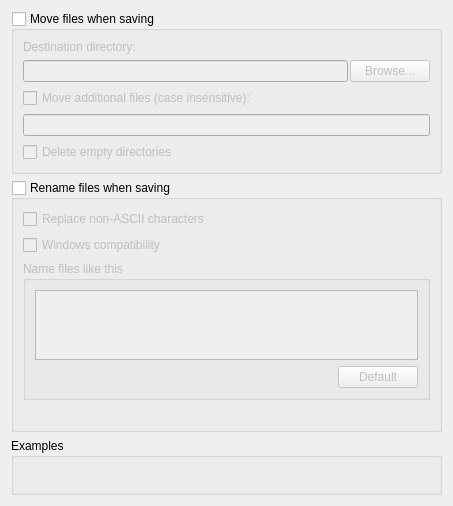
metabrainz/picard, file ui/options_renaming.ui: the form before one commit.
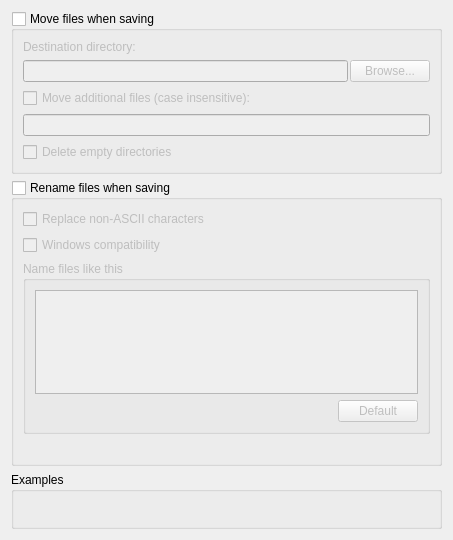
The form after the commit.

Commit message: Re-define or set tabstops to improve keyboard navigation through options

Diff of the .ui file:
```diff
--- a/ui/options_renaming.ui
+++ b/ui/options_renaming.ui
@@ -10,7 +10,7 @@
     <x>0</x>
     <y>0</y>
     <width>453</width>
-    <height>465</height>
+    <height>540</height>
    </rect>
   </property>
   <property name="sizePolicy">
@@ -169,8 +169,8 @@
             <string>&lt;!DOCTYPE HTML PUBLIC &quot;-//W3C//DTD HTML 4.0//EN&quot; &quot;http://www.w3.org/TR/REC-html40/strict.dtd&quot;&gt;
 &lt;html&gt;&lt;head&gt;&lt;meta name=&quot;qrichtext&quot; content=&quot;1&quot; /&gt;&lt;style type=&quot;text/css&quot;&gt;
 p, li { white-space: pre-wrap; }
-&lt;/style&gt;&lt;/head&gt;&lt;body style=&quot; font-family:'Monospace'; font-size:9pt; font-weight:400; font-style:normal;&quot;&gt;
-&lt;p style=&quot;-qt-paragraph-type:empty; margin-top:0px; margin-bottom:0px; margin-left:0px; margin-right:0px; -qt-block-indent:0; text-indent:0px; font-size:10pt;&quot;&gt;&lt;br /&gt;&lt;/p&gt;&lt;/body&gt;&lt;/html&gt;</string>
+&lt;/style&gt;&lt;/head&gt;&lt;body style=&quot; font-family:'Monospace'; font-size:10pt; font-weight:400; font-style:normal;&quot;&gt;
+&lt;p style=&quot;-qt-paragraph-type:empty; margin-top:0px; margin-bottom:0px; margin-left:0px; margin-right:0px; -qt-block-indent:0; text-indent:0px;&quot;&gt;&lt;br /&gt;&lt;/p&gt;&lt;/body&gt;&lt;/html&gt;</string>
            </property>
            <property name="tabStopWidth">
             <number>20</number>
```
Left out of the diff: 27 changed lines with no effect on the pictures. The commit also changes 19 other files.
